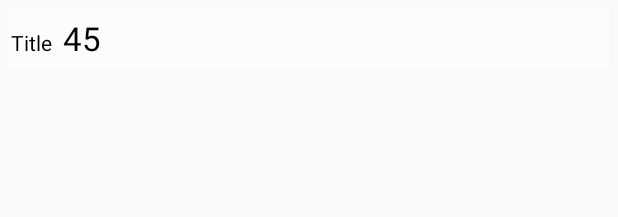
After one commit to EgorCheh/Gosha, an Android app: the layout item_lv_menu.xml on its own in the app's theme, with its tools: preview values and no code run, on a phone screen of 412 x 824 dp. The commit adds this screen. Shown: the top 217 px of the screen. Run offline under Robolectric (Android 15) with nearby library versions, the phone set to English and light mode, and no system bars.

Commit message:
added design menu

```diff
--- /dev/null
+++ b/app/src/main/res/layout/item_lv_menu.xml
@@ -0,0 +1,27 @@
+<?xml version="1.0" encoding="utf-8"?>
+<LinearLayout xmlns:android="http://schemas.android.com/apk/res/android"
+    android:layout_width="match_parent"
+    android:layout_height="wrap_content"
+    android:layout_margin="5dp"
+    android:background="@android:drawable/screen_background_light_transparent"
+    android:orientation="horizontal">
+
+
+    <TextView
+        android:id="@+id/itemTvTitle"
+        android:layout_width="wrap_content"
+        android:layout_height="wrap_content"
+        android:padding="2dp"
+        android:text="Title"
+        android:textColor="@android:color/black" />
+
+    <TextView
+        android:id="@+id/itemTvPrice"
+        android:layout_width="wrap_content"
+        android:layout_height="wrap_content"
+        android:padding="5dp"
+        android:text="45"
+        android:textAppearance="?android:attr/textAppearanceLarge"
+        android:textColor="@android:color/black" />
+
+</LinearLayout>
```
Also changed, not shown: app/src/main/java/com/example/gosha/Menu.java (+52 -2 lines), app/src/main/res/layout/activity_menu.xml (+41 -11 lines).
